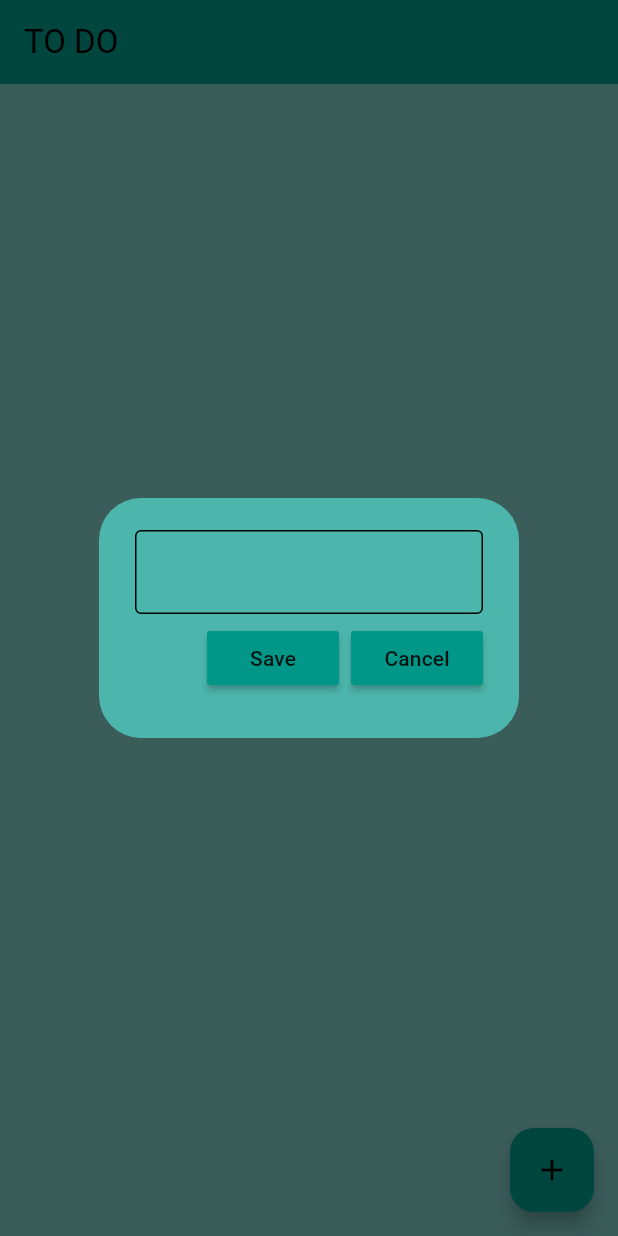
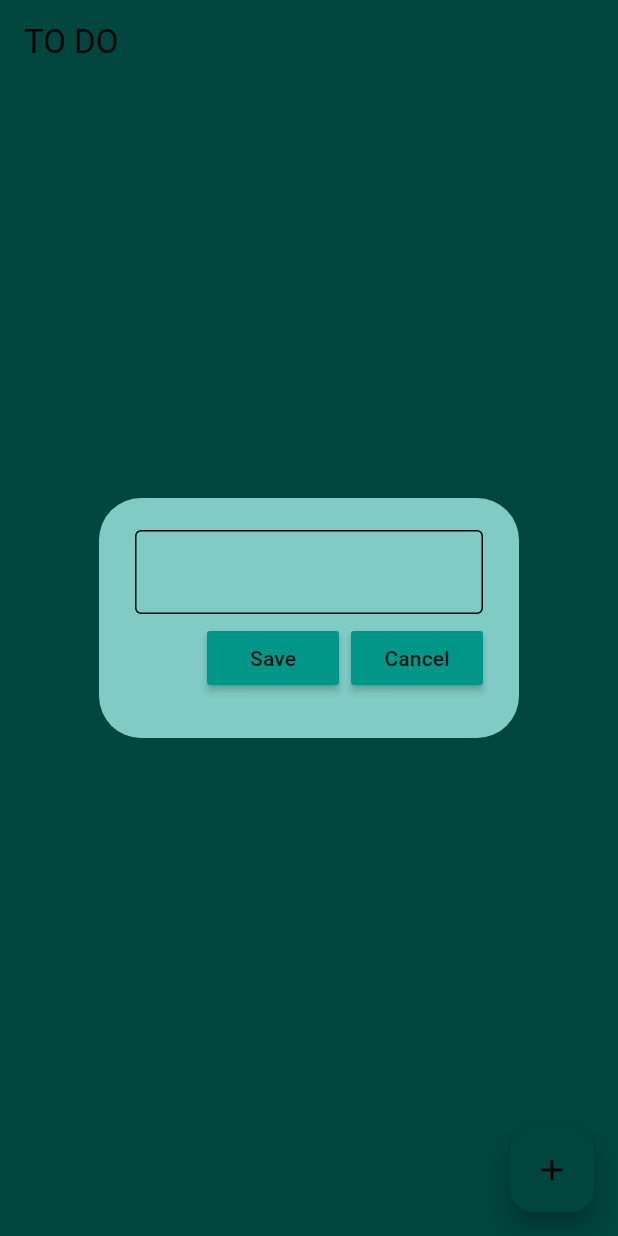
Before and after one commit to Abdo-Abdeldayem/todo, a Flutter app: the screen it shows after launch, after a tap on the "add" icon, on a phone screen of 412 x 824 dp. Run offline on Flutter 3.47's test engine with Material 3 defaults, Android fonts, the phone set to English and light mode, and no system bars; our stand-ins replace conditional_builder_null_safety, flutter_slidable, hive, hive_flutter; accounts and stored records are empty.

```diff
--- a/lib/Util/dialog_box.dart
+++ b/lib/Util/dialog_box.dart
@@ -15,7 +15,7 @@ class DialogBox extends StatelessWidget {
   @override
   Widget build(BuildContext context) {
     return AlertDialog(
-      backgroundColor: Colors.teal[300],
+      backgroundColor: Theme.of(context).colorScheme.secondary,
       content: SizedBox(
         height: 120,
         child: Column(
--- /dev/null
+++ b/lib/Util/splash_screen/splash.dart
@@ -0,0 +1,55 @@
+import 'package:flutter/material.dart';
+import 'package:todo/pges/Hom_Page/home_page.dart';
+
+class Splash_Screen extends StatefulWidget {
+  const Splash_Screen({super.key});
+
+  @override
+  State<Splash_Screen> createState() => _Splash_ScreenState();
+}
+
+class _Splash_ScreenState extends State<Splash_Screen>
+    with SingleTickerProviderStateMixin {
+  late AnimationController _controller;
+  late Animation<double> _scal;
+
+  @override
+  void initState() {
+    // TODO: implement initState
+    super.initState();
+
+    _controller =
+        AnimationController(duration: const Duration(seconds: 2), vsync: this);
+    _scal = Tween<double>(begin: 0.5, end: 1.0).animate(_controller);
+    _controller.forward().whenComplete(() {
+      Future.delayed(Duration(seconds: 1), () {
+        Navigator.of(context).pushReplacement(
+            MaterialPageRoute(builder: (context) => HomePage()));
+      });
+    });
+  }
+
+  @override
+  void dispose() {
+    _controller.dispose();
+    // TODO: implement dispose
+    super.dispose();
+  }
+
+  // void navigateToHome() async {
+  //   await Future.delayed(Duration(seconds: 3));
+  //   Navigator.of(context)
+  //       .pushReplacement(MaterialPageRoute(builder: (context) => HomePage()));
+  // }
+
+  @override
+  Widget build(BuildContext context) {
+    return Scaffold(
+      body: Center(
+          child: ScaleTransition(
+        scale: _scal,
+        child: Image.asset('assets/icon_todo.png'),
+      )),
+    );
+  }
+}
--- a/lib/main.dart
+++ b/lib/main.dart
@@ -1,6 +1,7 @@
 import 'package:flutter/material.dart';
 import 'package:hive/hive.dart';
 import 'package:hive_flutter/hive_flutter.dart';
+import 'package:todo/Util/splash_screen/splash.dart';
 import 'package:todo/pges/Hom_Page/home_page.dart';
 
 void main() async {
@@ -20,7 +21,7 @@ class MyApp extends StatelessWidget {
   Widget build(BuildContext context) {
     return MaterialApp(
       debugShowCheckedModeBanner: false,
-      home: const HomePage(),
+      home: const Splash_Screen(),
       theme: ThemeData(
           primarySwatch: Colors.teal,
           colorScheme: ColorScheme(
--- a/lib/pges/Hom_Page/home_page.dart
+++ b/lib/pges/Hom_Page/home_page.dart
@@ -57,11 +57,7 @@ class _HomePageState extends State<HomePage> {
       _controller.clear();
     });
     db.updataDta();
-    try {
-      _scrollToLastItem();
-    } catch (error) {
-      print('error isssssssssssssss ${error.toString()}');
-    }
+    _scrollToLastItem();
   }
 
   // create a new task
@@ -86,15 +82,15 @@ class _HomePageState extends State<HomePage> {
   @override
   Widget build(BuildContext context) {
     return Scaffold(
-      backgroundColor: Colors.teal[200],
+      backgroundColor: Theme.of(context).colorScheme.surface,
       appBar: AppBar(
-        backgroundColor: Colors.teal,
+        backgroundColor: Theme.of(context).colorScheme.primary,
         title: const Text('TO DO'),
         elevation: 0,
       ),
       body: ConditionalBuilder(
           condition: db.toDoList.isEmpty,
-          builder: (context) => Center(
+          builder: (context) => const Center(
                 child: Text(
                   'Create your first task',
                   style: TextStyle(
@@ -114,9 +110,9 @@ class _HomePageState extends State<HomePage> {
               )),
       floatingActionButton: FloatingActionButton(
         onPressed: creatNewTask,
-        child: const Icon(
+        child: Icon(
           Icons.add,
-          color: Colors.black,
+          color: Theme.of(context).colorScheme.onSurface,
         ),
       ),
     );
--- a/pubspec.yaml
+++ b/pubspec.yaml
@@ -65,8 +65,8 @@ flutter:
   uses-material-design: true
 
   # To add assets to your application, add an assets section, like this:
-  # assets:
-  #   - assets/icon_todo.png
+  assets:
+    - assets/icon_todo.png
 
   # An image asset can refer to one or more resolution-specific "variants", see
   # https://flutter.dev/to/resolution-aware-images
```
Also changed, not shown: lib/Util/themes/dark_theme.dart (added, +18 -0 lines), lib/Util/themes/light_theme.dart (added, +18 -0 lines), lib/Util/todo_tile.dart (+4 -3 lines).
